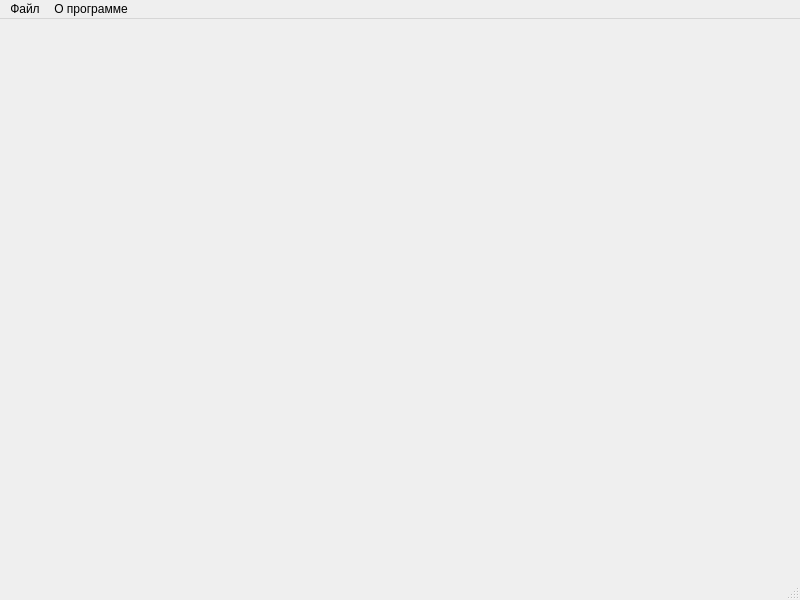
Before: the Qt Designer form UI/main_window.ui in KinitoSs/Tetris-App, drawn with Qt 5.
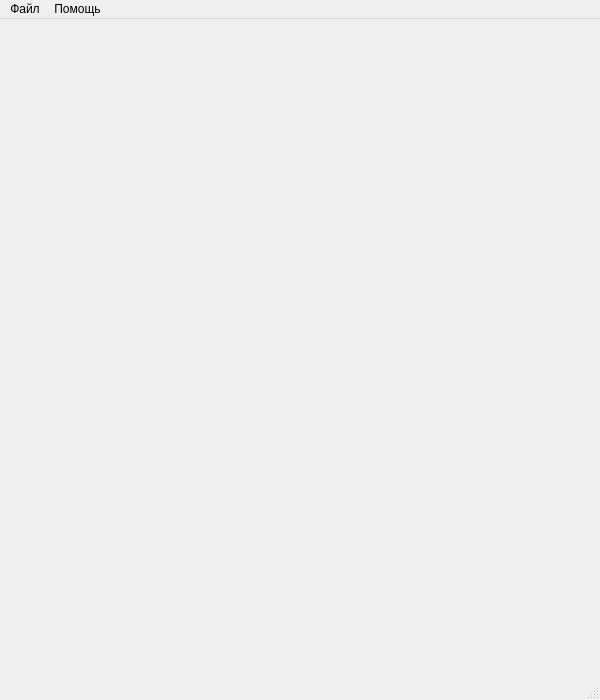
After: the same form once the commit is applied.

```diff
--- a/UI/main_window.ui
+++ b/UI/main_window.ui
@@ -6,8 +6,8 @@
    <rect>
     <x>0</x>
     <y>0</y>
-    <width>800</width>
-    <height>600</height>
+    <width>600</width>
+    <height>700</height>
    </rect>
   </property>
   <property name="windowTitle">
@@ -19,24 +19,24 @@
     <rect>
      <x>0</x>
      <y>0</y>
-     <width>800</width>
+     <width>600</width>
      <height>21</height>
     </rect>
    </property>
-   <widget class="QMenu" name="menu">
+   <widget class="QMenu" name="menuFile">
     <property name="title">
      <string>Файл</string>
     </property>
     <addaction name="action"/>
    </widget>
-   <widget class="QMenu" name="menu_2">
+   <widget class="QMenu" name="menuHelp">
     <property name="title">
-     <string>О программе</string>
+     <string>Помощь</string>
     </property>
     <addaction name="action_2"/>
    </widget>
-   <addaction name="menu"/>
-   <addaction name="menu_2"/>
+   <addaction name="menuFile"/>
+   <addaction name="menuHelp"/>
   </widget>
   <widget class="QStatusBar" name="statusbar"/>
   <action name="action">
```
Left out of the diff: 11 changed lines with no effect on the pictures.
